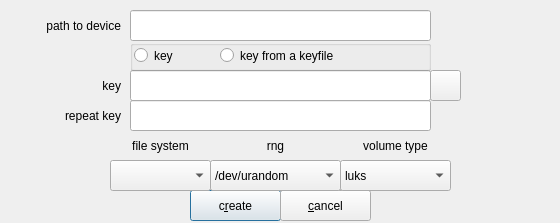
This is zuluCrypt-gui/createvolume.ui in mhogomchungu/zuluCrypt as Qt 5 draws it before an edit. The edited form follows.
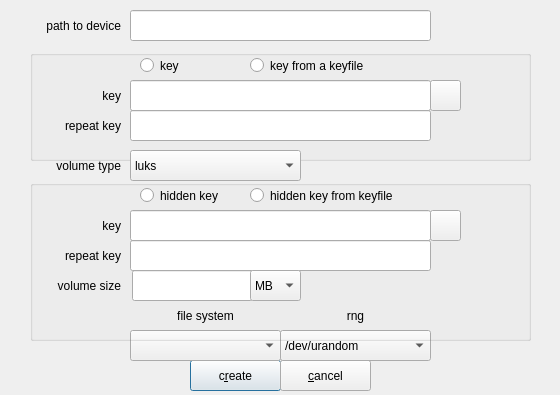
This is the edited form.

Commit message: add support for creating of truecrypt hidden volumes in zuluCrypt-cli and zuluCrypt-gui

```diff
--- a/zuluCrypt-gui/createvolume.ui
+++ b/zuluCrypt-gui/createvolume.ui
@@ -10,7 +10,7 @@
     <x>0</x>
     <y>0</y>
     <width>560</width>
-    <height>223</height>
+    <height>395</height>
    </rect>
   </property>
   <property name="windowTitle">
@@ -46,7 +46,7 @@
    <property name="geometry">
     <rect>
      <x>190</x>
-     <y>190</y>
+     <y>360</y>
      <width>91</width>
      <height>31</height>
     </rect>
@@ -65,7 +65,7 @@
    <property name="geometry">
     <rect>
      <x>280</x>
-     <y>190</y>
+     <y>360</y>
      <width>91</width>
      <height>31</height>
     </rect>
@@ -77,81 +77,13 @@
     <bool>false</bool>
    </property>
   </widget>
-  <widget class="QLineEdit" name="lineEditPassphrase1">
-   <property name="geometry">
-    <rect>
-     <x>130</x>
-     <y>70</y>
-     <width>301</width>
-     <height>31</height>
-    </rect>
-   </property>
-  </widget>
-  <widget class="QLabel" name="labelPassPhrase">
-   <property name="geometry">
-    <rect>
-     <x>0</x>
-     <y>70</y>
-     <width>121</width>
-     <height>31</height>
-    </rect>
-   </property>
-   <property name="text">
-    <string>key</string>
-   </property>
-   <property name="alignment">
-    <set>Qt::AlignRight|Qt::AlignTrailing|Qt::AlignVCenter</set>
-   </property>
-  </widget>
-  <widget class="QLineEdit" name="lineEditPassPhrase2">
-   <property name="geometry">
-    <rect>
-     <x>130</x>
-     <y>100</y>
-     <width>301</width>
-     <height>31</height>
-    </rect>
-   </property>
-  </widget>
-  <widget class="QLabel" name="labelRepeatPassPhrase">
-   <property name="geometry">
-    <rect>
-     <x>0</x>
-     <y>100</y>
-     <width>121</width>
-     <height>31</height>
-    </rect>
-   </property>
-   <property name="text">
-    <string>repeat key</string>
-   </property>
-   <property name="alignment">
-    <set>Qt::AlignRight|Qt::AlignTrailing|Qt::AlignVCenter</set>
-   </property>
-  </widget>
-  <widget class="QPushButton" name="pbOpenKeyFile">
-   <property name="geometry">
-    <rect>
-     <x>430</x>
-     <y>70</y>
-     <width>31</width>
-     <height>31</height>
-    </rect>
-   </property>
-   <property name="toolTip">
-    <string>open a key file</string>
-   </property>
-   <property name="text">
-    <string/>
-   </property>
-  </widget>
   <widget class="QGroupBox" name="groupBox_3">
    <property name="geometry">
     <rect>
-     <x>130</x>
-     <y>40</y>
-     <width>301</width>
-     <height>31</height>
+     <x>30</x>
+     <y>50</y>
+     <width>501</width>
+     <height>111</height>
     </rect>
    </property>
    <property name="title">
@@ -160,9 +92,9 @@
    <widget class="QRadioButton" name="rbPassphrase">
     <property name="geometry">
      <rect>
-      <x>4</x>
+      <x>110</x>
       <y>0</y>
-      <width>81</width>
+      <width>61</width>
       <height>31</height>
      </rect>
     </property>
@@ -173,7 +105,7 @@
    <widget class="QRadioButton" name="rbPassphraseFromFile">
     <property name="geometry">
      <rect>
-      <x>90</x>
+      <x>220</x>
       <y>0</y>
       <width>211</width>
       <height>31</height>
@@ -183,55 +115,91 @@
      <string>key from a keyfile</string>
     </property>
    </widget>
-  </widget>
-  <widget class="QLabel" name="labelfs">
-   <property name="geometry">
-    <rect>
-     <x>110</x>
-     <y>130</y>
-     <width>101</width>
-     <height>31</height>
-    </rect>
-   </property>
-   <property name="text">
-    <string>file system</string>
-   </property>
-   <property name="alignment">
-    <set>Qt::AlignCenter</set>
-   </property>
+   <widget class="QLineEdit" name="lineEditPassphrase1">
+    <property name="geometry">
+     <rect>
+      <x>100</x>
+      <y>30</y>
+      <width>301</width>
+      <height>31</height>
+     </rect>
+    </property>
+   </widget>
+   <widget class="QPushButton" name="pbOpenKeyFile">
+    <property name="geometry">
+     <rect>
+      <x>400</x>
+      <y>30</y>
+      <width>31</width>
+      <height>31</height>
+     </rect>
+    </property>
+    <property name="toolTip">
+     <string>open a key file</string>
+    </property>
+    <property name="text">
+     <string/>
+    </property>
+   </widget>
+   <widget class="QLabel" name="labelPassPhrase">
+    <property name="geometry">
+     <rect>
+      <x>0</x>
+      <y>30</y>
+      <width>91</width>
+      <height>31</height>
+     </rect>
+    </property>
+    <property name="text">
+     <string>key</string>
+    </property>
+    <property name="alignment">
+     <set>Qt::AlignRight|Qt::AlignTrailing|Qt::AlignVCenter</set>
+    </property>
+   </widget>
+   <widget class="QLineEdit" name="lineEditPassPhrase2">
+    <property name="geometry">
+     <rect>
+      <x>100</x>
+      <y>60</y>
+      <width>301</width>
+      <height>31</height>
+     </rect>
+    </property>
+   </widget>
+   <widget class="QLabel" name="labelRepeatPassPhrase">
+    <property name="geometry">
+     <rect>
+      <x>0</x>
+      <y>60</y>
+      <width>91</width>
+      <height>31</height>
+     </rect>
+    </property>
+    <property name="text">
+     <string>repeat key</string>
+    </property>
+    <property name="alignment">
+     <set>Qt::AlignRight|Qt::AlignTrailing|Qt::AlignVCenter</set>
+    </property>
+   </widget>
   </widget>
   <widget class="QComboBox" name="comboBoxFS">
    <property name="geometry">
     <rect>
-     <x>110</x>
-     <y>160</y>
-     <width>101</width>
+     <x>130</x>
+     <y>330</y>
+     <width>151</width>
      <height>31</height>
     </rect>
    </property>
   </widget>
-  <widget class="QLabel" name="labelvolumetype">
-   <property name="geometry">
-    <rect>
-     <x>340</x>
-     <y>130</y>
-     <width>111</width>
-     <height>31</height>
-    </rect>
-   </property>
-   <property name="text">
-    <string>volume type</string>
-   </property>
-   <property name="alignment">
-    <set>Qt::AlignCenter</set>
-   </property>
-  </widget>
   <widget class="QComboBox" name="comboBoxVolumeType">
    <property name="geometry">
     <rect>
-     <x>340</x>
-     <y>160</y>
-     <width>111</width>
+     <x>130</x>
+     <y>150</y>
+     <width>171</width>
      <height>31</height>
     </rect>
    </property>
@@ -249,28 +217,12 @@
     </property>
    </item>
   </widget>
-  <widget class="QLabel" name="labelrng">
-   <property name="geometry">
-    <rect>
-     <x>210</x>
-     <y>130</y>
-     <width>131</width>
-     <height>31</height>
-    </rect>
-   </property>
-   <property name="text">
-    <string>rng</string>
-   </property>
-   <property name="alignment">
-    <set>Qt::AlignCenter</set>
-   </property>
-  </widget>
   <widget class="QComboBox" name="comboBoxRNG">
    <property name="geometry">
     <rect>
-     <x>210</x>
-     <y>160</y>
-     <width>131</width>
+     <x>280</x>
+     <y>330</y>
+     <width>151</width>
      <height>31</height>
     </rect>
    </property>
@@ -285,6 +237,212 @@
     </property>
    </item>
   </widget>
+  <widget class="QLabel" name="labelvolumetype">
+   <property name="geometry">
+    <rect>
+     <x>30</x>
+     <y>150</y>
+     <width>91</width>
+     <height>31</height>
+    </rect>
+   </property>
+   <property name="text">
+    <string>volume type</string>
+   </property>
+   <property name="alignment">
+    <set>Qt::AlignRight|Qt::AlignTrailing|Qt::AlignVCenter</set>
+   </property>
+  </widget>
+  <widget class="QGroupBox" name="groupBox">
+   <property name="geometry">
+    <rect>
+     <x>30</x>
+     <y>180</y>
+     <width>501</width>
+     <height>161</height>
+    </rect>
+   </property>
+   <property name="title">
+    <string/>
+   </property>
+   <widget class="QLineEdit" name="lineEditHiddenKey">
+    <property name="geometry">
+     <rect>
+      <x>100</x>
+      <y>30</y>
+      <width>301</width>
+      <height>31</height>
+     </rect>
+    </property>
+   </widget>
+   <widget class="QLabel" name="labelHidden">
+    <property name="geometry">
+     <rect>
+      <x>0</x>
+      <y>30</y>
+      <width>91</width>
+      <height>31</height>
+     </rect>
+    </property>
+    <property name="text">
+     <string>key</string>
+    </property>
+    <property name="alignment">
+     <set>Qt::AlignRight|Qt::AlignTrailing|Qt::AlignVCenter</set>
+    </property>
+   </widget>
+   <widget class="QLabel" name="label_2Hidden">
+    <property name="geometry">
+     <rect>
+      <x>0</x>
+      <y>60</y>
+      <width>91</width>
+      <height>31</height>
+     </rect>
+    </property>
+    <property name="text">
+     <string>repeat key</string>
+    </property>
+    <property name="alignment">
+     <set>Qt::AlignRight|Qt::AlignTrailing|Qt::AlignVCenter</set>
+    </property>
+    <property name="wordWrap">
+     <bool>true</bool>
+    </property>
+   </widget>
+   <widget class="QLineEdit" name="lineEditHiddenKey1">
+    <property name="geometry">
+     <rect>
+      <x>100</x>
+      <y>60</y>
+      <width>301</width>
+      <height>31</height>
+     </rect>
+    </property>
+   </widget>
+   <widget class="QPushButton" name="pbHiddenKeyFile">
+    <property name="geometry">
+     <rect>
+      <x>400</x>
+      <y>30</y>
+      <width>31</width>
+      <height>31</height>
+     </rect>
+    </property>
+    <property name="text">
+     <string/>
+    </property>
+   </widget>
+   <widget class="QRadioButton" name="rbHiddenKey">
+    <property name="geometry">
+     <rect>
+      <x>110</x>
+      <y>0</y>
+      <width>96</width>
+      <height>31</height>
+     </rect>
+    </property>
+    <property name="text">
+     <string>hidden key</string>
+    </property>
+   </widget>
+   <widget class="QRadioButton" name="rbHiddenKeyFile">
+    <property name="geometry">
+     <rect>
+      <x>220</x>
+      <y>0</y>
+      <width>181</width>
+      <height>31</height>
+     </rect>
+    </property>
+    <property name="text">
+     <string>hidden key from keyfile</string>
+    </property>
+   </widget>
+   <widget class="QLabel" name="label">
+    <property name="geometry">
+     <rect>
+      <x>0</x>
+      <y>90</y>
+      <width>91</width>
+      <height>31</height>
+     </rect>
+    </property>
+    <property name="text">
+     <string>volume size</string>
+    </property>
+    <property name="alignment">
+     <set>Qt::AlignRight|Qt::AlignTrailing|Qt::AlignVCenter</set>
+    </property>
+   </widget>
+   <widget class="QLineEdit" name="lineEditHiddenSize">
+    <property name="geometry">
+     <rect>
+      <x>102</x>
+      <y>90</y>
+      <width>121</width>
+      <height>31</height>
+     </rect>
+    </property>
+   </widget>
+   <widget class="QComboBox" name="comboBoxHiddenSize">
+    <property name="geometry">
+     <rect>
+      <x>220</x>
+      <y>90</y>
+      <width>51</width>
+      <height>31</height>
+     </rect>
+    </property>
+    <item>
+     <property name="text">
+      <string>MB</string>
+     </property>
+    </item>
+    <item>
+     <property name="text">
+      <string>KB</string>
+     </property>
+    </item>
+    <item>
+     <property name="text">
+      <string>TB</string>
+     </property>
+    </item>
+   </widget>
+  </widget>
+  <widget class="QLabel" name="labelrng">
+   <property name="geometry">
+    <rect>
+     <x>280</x>
+     <y>300</y>
+     <width>151</width>
+     <height>31</height>
+    </rect>
+   </property>
+   <property name="text">
+    <string>rng</string>
+   </property>
+   <property name="alignment">
+    <set>Qt::AlignCenter</set>
+   </property>
+  </widget>
+  <widget class="QLabel" name="labelfs">
+   <property name="geometry">
+    <rect>
+     <x>130</x>
+     <y>300</y>
+     <width>151</width>
+     <height>31</height>
+    </rect>
+   </property>
+   <property name="text">
+    <string>file system</string>
+   </property>
+   <property name="alignment">
+    <set>Qt::AlignCenter</set>
+   </property>
+  </widget>
  </widget>
  <tabstops>
   <tabstop>lineEditVolumePath</tabstop>
```
Left out of the diff: 2 changed lines with no effect on the pictures. The commit also changes 10 other files.
